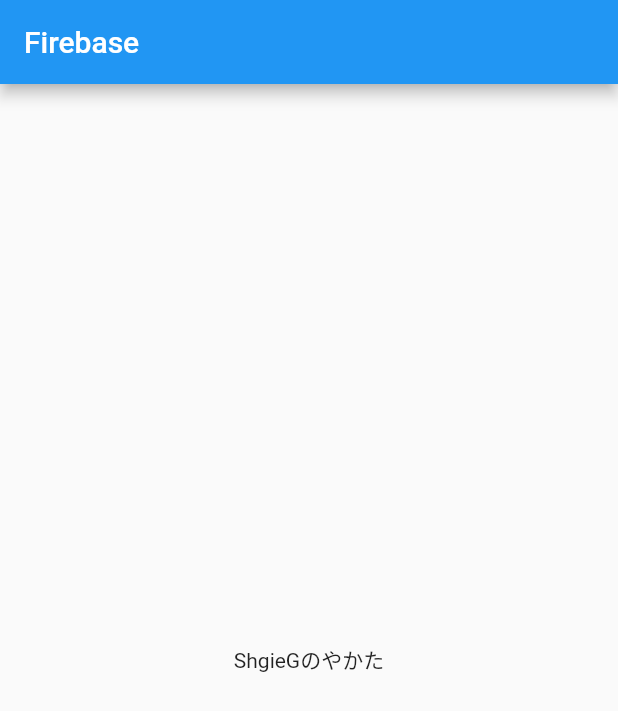
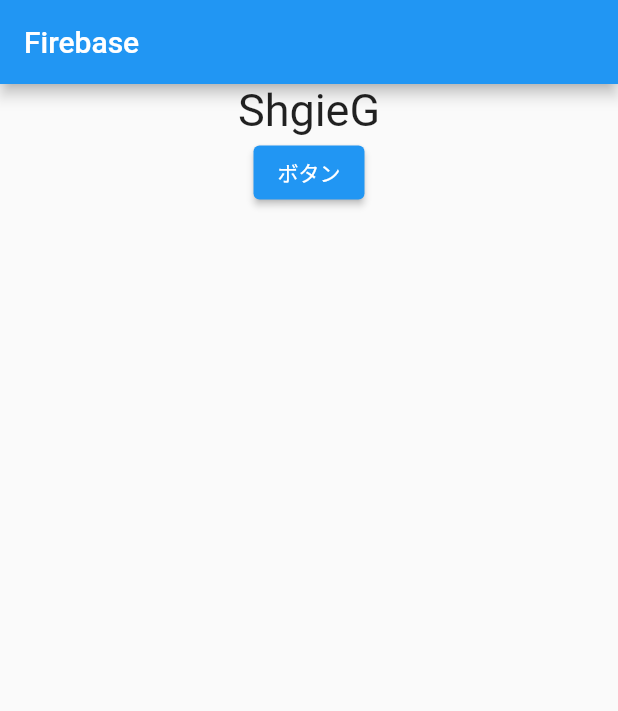
Before and after one commit to shigeg747/flutter_firebased, a Flutter app: the screen it shows after launch, on a phone screen of 412 x 824 dp. Shown: the top 711 px of the screen. Run offline on Flutter 3.47's test engine with Material 2 defaults, Android fonts, the phone set to English and light mode, and no system bars.

Commit message:
third commit

```diff
--- a/lib/main.dart
+++ b/lib/main.dart
@@ -1,4 +1,7 @@
 import 'package:flutter/material.dart';
+import 'package:provider/provider.dart';
+
+import 'main_model.dart';
 
 void main() {
   runApp(MyApp());
@@ -9,13 +12,35 @@ class MyApp extends StatelessWidget {
   Widget build(BuildContext context) {
     return MaterialApp(
       title: 'Flutter Demo',
-      home: Scaffold(
-        appBar: AppBar(
-         title: Text('Firebase'),
-        ),
-        body: Center(
-          child: Text(
-            'ShgieGのやかた',
+      home: ChangeNotifierProvider<MainModel>(
+        create: (_) => MainModel(),
+        child: Scaffold(
+          appBar: AppBar(
+           title: Text('Firebase'),
+          ),
+          body: Consumer<MainModel>(
+            builder: (context, model, child) {
+              return Center(
+                child: Column(
+                  children: [
+                    Text(
+                        model.shigegText,
+                      style: TextStyle(
+                        fontSize: 30,
+                      )
+                    ),
+
+                    ElevatedButton(
+                      child: Text('ボタン'),
+                      onPressed: (){
+                        //TODO something
+                        model.changeShigegText();
+                      },
+                    )
+                  ],
+                ),
+              );
+            }
           ),
         ),
       ),
--- /dev/null
+++ b/lib/main_model.dart
@@ -0,0 +1,10 @@
+import 'package:flutter/cupertino.dart';
+
+class MainModel extends ChangeNotifier{
+  String shigegText = 'ShgieG';
+
+  void changeShigegText(){
+    shigegText = 'ShigeG頑張るの巻き?';
+    notifyListeners();
+  }
+}
```
Also changed, not shown: pubspec.yaml (+1 -53 lines), pubspec.lock.
